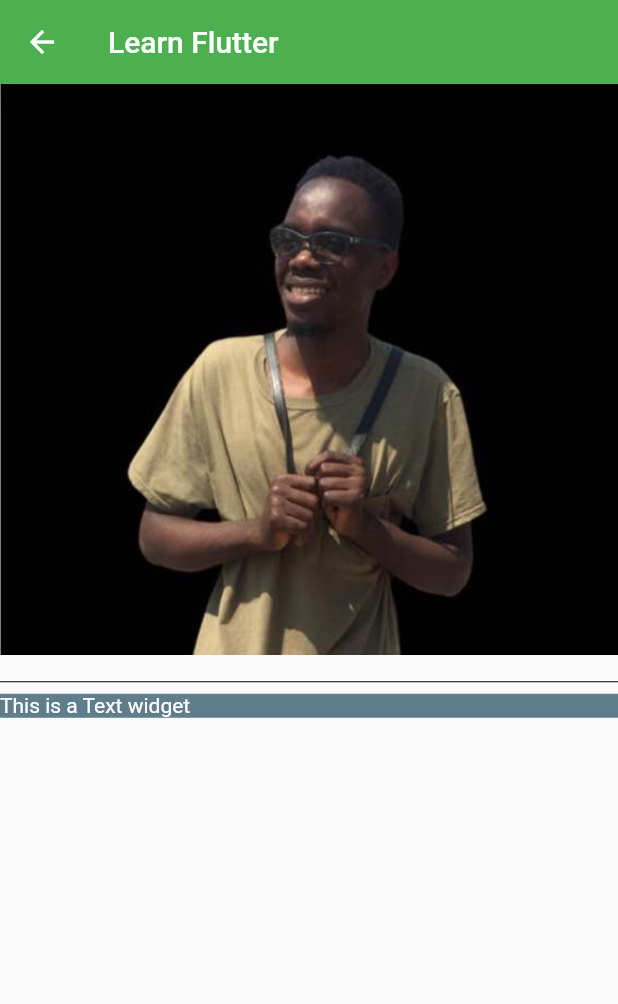
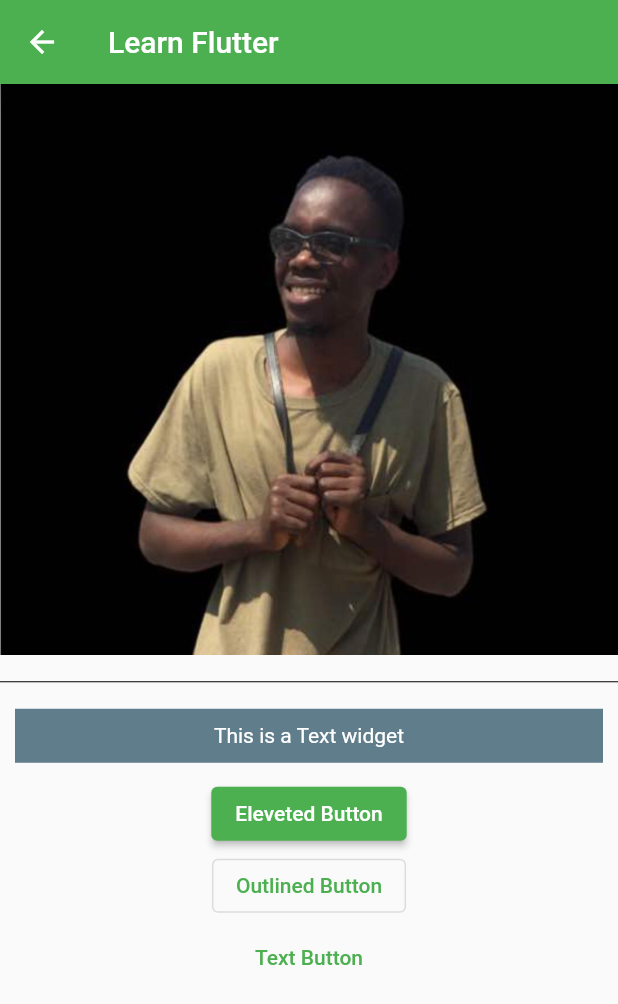
Before and after one commit to marksikaundi/learning_flutter, a Flutter app: the LearnFlutterPage screen opened directly, on a phone screen of 412 x 824 dp. Shown: the top 1004 px of the screen. Run offline on Flutter 3.47's test engine with Material 2 defaults, Android fonts, the light colour scheme and no system bars.

Commit message:
added buttons

```diff
--- a/lib/learn_flutter_page.dart
+++ b/lib/learn_flutter_page.dart
@@ -6,6 +6,7 @@ class LearnFlutterPage extends StatefulWidget {
   @override
   State<LearnFlutterPage> createState() => _LearnFlutterPageState();
 }
+
 // AM NOW DOING DART WITH FLUTTER
 class _LearnFlutterPageState extends State<LearnFlutterPage> {
   @override
@@ -31,13 +32,35 @@ class _LearnFlutterPageState extends State<LearnFlutterPage> {
             color: Colors.black,
           ),
           Container(
+            padding: const EdgeInsets.all(10.0),
+            margin: const EdgeInsets.all(10.0),
             color: Colors.blueGrey,
             width: double.infinity,
-            child: const Text(
-              'This is a Text widget',
-              style: TextStyle(color: Colors.white),
+            child: const Center(
+              child: Text(
+                'This is a Text widget',
+                style: TextStyle(color: Colors.white),
+              ),
             ),
           ),
+          ElevatedButton(
+            onPressed: () {
+              debugPrint('Eleveted Button'); //Eleveted button
+            },
+            child: const Text('Eleveted Button'),
+          ),
+          OutlinedButton(
+            onPressed: () {
+              debugPrint('Outlined Button'); //Outlined Button
+            },
+            child: const Text('Outlined Button'),
+          ),
+          TextButton(
+            onPressed: () {
+              debugPrint('Text Button'); //Text Button
+            },
+            child: const Text('Text Button'), //38 minutes
+          )
         ],
       ),
     );
```
